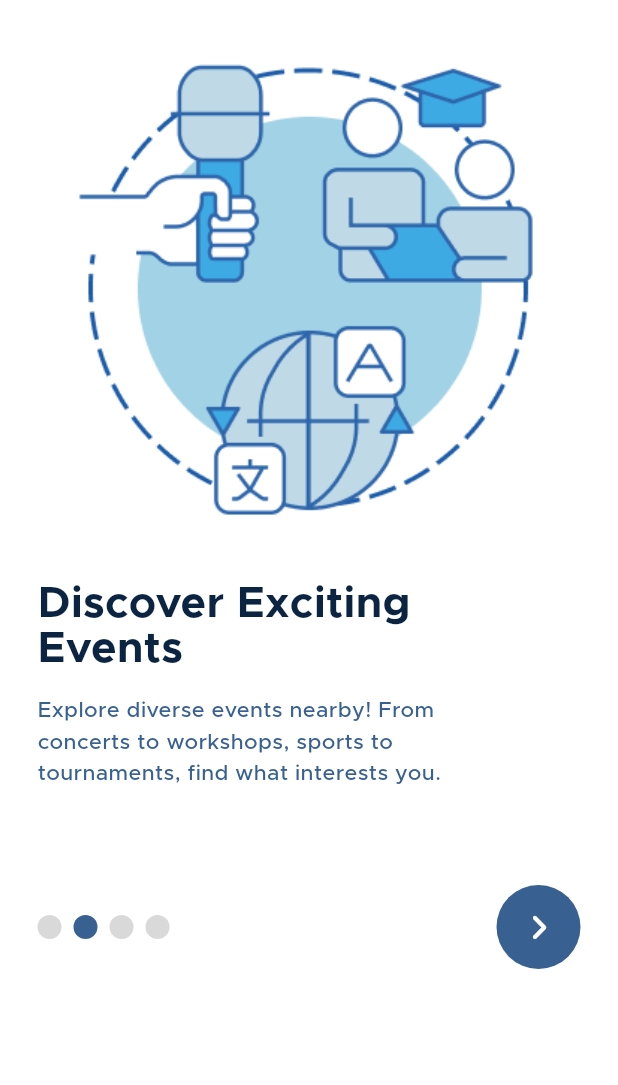
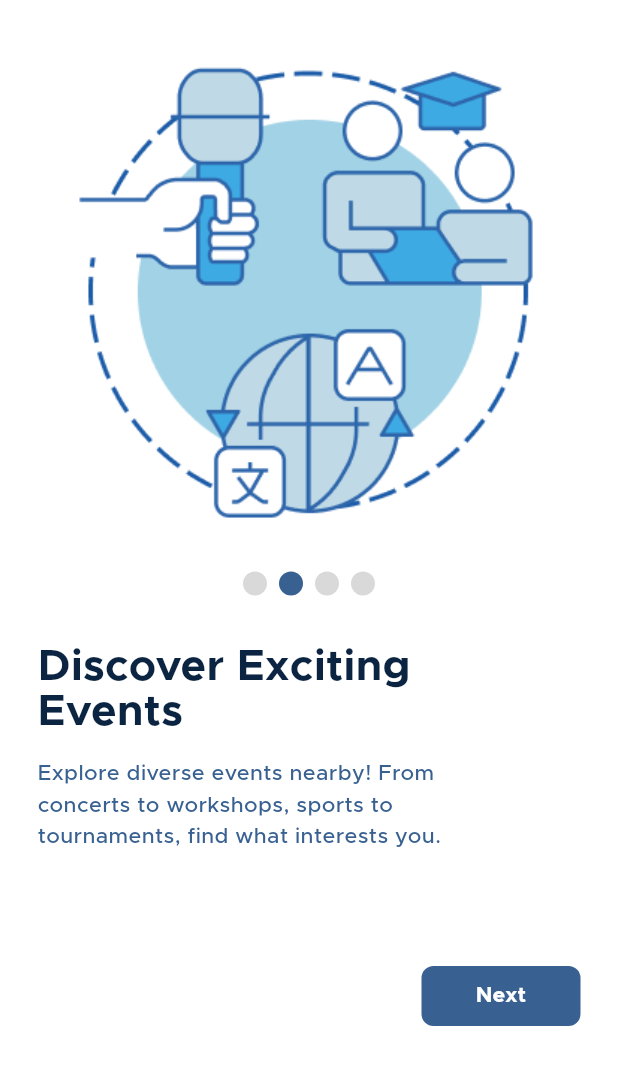
Before and after one commit to Mahmoud-Magdyy/Eventak, a Flutter app: the screen it shows after launch, swiped to page 2, on a phone screen of 412 x 824 dp, the part 69-1154 px from its top. Run offline on Flutter 3.47's test engine with Material 3 defaults, Android fonts, the phone set to English and light mode, and no system bars; drawn by our look-alikes of smooth_page_indicator; our stand-ins replace device_preview, flutter_bloc, flutter_otp_text_field, flutter_svg, get_it, go_router and 1 more.

Commit message:
finish on boarding editing

```diff
--- a/assets/translations/ar.json
+++ b/assets/translations/ar.json
@@ -36,6 +36,7 @@
     "passResetVerification": "التحقق من إعادة تعيين كلمة المرور",
     "passResetVerificationSubTitle": ".أدخل الرمز الذي أرسلناه إليك للتو",
     "send": "ارسل",
+    "next": "التالي",
     "verify": "تحقق",
     "reset": "اعادة تعيين",
     "dontCode": "لم تستلم أي رمز؟",
--- a/assets/translations/en.json
+++ b/assets/translations/en.json
@@ -43,7 +43,8 @@
     "resend": "Resend",
     "alredyHaveAcc": "Already Have An Account?",
     "resetPassword": "Reset\nPassword",
-    "resetPasswordSubTitle": "Enter A New Password Below."
+    "resetPasswordSubTitle": "Enter A New Password Below.",
+    "next":"Next"
 
 
 
--- a/lib/core/utils/app_strings.dart
+++ b/lib/core/utils/app_strings.dart
@@ -25,6 +25,7 @@ abstract class AppStrings {
       send = "send",
       verify = "verify",
       reset = "reset",
+      next = "next",
 
       //!sign in
       pleaseEnterValidEmail = 'please_enter_email',
--- a/lib/features/on_borading/presentation/screens/on_boarding_view.dart
+++ b/lib/features/on_borading/presentation/screens/on_boarding_view.dart
@@ -40,6 +40,7 @@ class _OnBoardingViewState extends State<OnBoardingView> {
                         controller.jumpToPage(3);
                       },
                     ),
+                    const SizedBox(height: 32,),
                     SizedBox(
                       width: double.infinity,
                       child: OnBoardingBody(
@@ -52,7 +53,7 @@ class _OnBoardingViewState extends State<OnBoardingView> {
                       ),
                     ),
                     const SizedBox(
-                      height: 10,
+                      height: 32,
                     ),
                     currentIndex == 3
                         ? Row(
--- a/lib/features/on_borading/presentation/widgets/nav_on_boarding_view.dart
+++ b/lib/features/on_borading/presentation/widgets/nav_on_boarding_view.dart
@@ -1,4 +1,3 @@
-import 'package:eventak/features/on_borading/presentation/widgets/custom_smooth_page_indicator.dart';
 import 'package:eventak/features/on_borading/presentation/widgets/on_boarding_next_button.dart';
 import 'package:flutter/material.dart';
 
@@ -13,9 +12,9 @@ class NavOnBoardingView extends StatelessWidget {
   @override
   Widget build(BuildContext context) {
     return Row(
-      mainAxisAlignment: MainAxisAlignment.spaceBetween,
+      mainAxisAlignment: MainAxisAlignment.end,
       children: [
-        CustomSmoothPageIndicator(controller: controller),
+
         OnBoardingNextButton(
           onPressed: () {
             controller.nextPage(
--- a/lib/features/on_borading/presentation/widgets/on_boarding_app_bar.dart
+++ b/lib/features/on_borading/presentation/widgets/on_boarding_app_bar.dart
@@ -19,6 +19,7 @@ class OnBoardingAppBar extends StatelessWidget {
   final Function()? onTap;
   @override
   Widget build(BuildContext context) {
+    if (currentIndex != 3) {
       return Row(
         mainAxisAlignment: MainAxisAlignment.spaceBetween,
         children: [
@@ -33,21 +34,41 @@ class OnBoardingAppBar extends StatelessWidget {
                   onTap: onTap,
                   child: Text(
                     AppStrings.skip.tr(context),
-                  style:
-                      AppStyles.styleRegular14(context).copyWith(fontSize: 14),
+                    style: AppStyles.styleRegular14(context)
+                        .copyWith(fontSize: 14),
                   ),
                 )
               : GestureDetector(
-                onTap: (){
-                  customReplacementNavigate(context,'/OnBoardingView' );
+                  onTap: () {
+                    customReplacementNavigate(context, '/OnBoardingView');
                   },
                   child: Text(
                     AppStrings.back.tr(context),
-                  style:
-                      AppStyles.styleRegular14(context).copyWith(fontSize: 14),
+                    style: AppStyles.styleRegular14(context)
+                        .copyWith(fontSize: 14),
                   ),
                 )
         ],
       );
+    } else {
+      return Row(
+        mainAxisAlignment: MainAxisAlignment.spaceBetween,
+        children: [
+          GestureDetector(
+            onTap: () {
+              customReplacementNavigate(context, '/OnBoardingView');
+            },
+            child: Text(
+              AppStrings.back.tr(context),
+              style: AppStyles.styleRegular14(context).copyWith(fontSize: 14),
+            ),
+          ),
+          SvgPicture.asset(
+            Assets.imagesSmallLogo,
+            height: 22,
+          ),
+        ],
+      );
     }
   }
+}
--- a/lib/features/on_borading/presentation/widgets/on_boarding_body.dart
+++ b/lib/features/on_borading/presentation/widgets/on_boarding_body.dart
@@ -1,6 +1,7 @@
 import 'package:eventak/core/locale/app_loacl.dart';
 import 'package:eventak/core/utils/app_styles.dart';
 import 'package:eventak/features/on_borading/data/models/on_boarding_model.dart';
+import 'package:eventak/features/on_borading/presentation/widgets/custom_smooth_page_indicator.dart';
 import 'package:flutter/cupertino.dart';
 import 'package:flutter/material.dart';
 import 'package:flutter/widgets.dart';
@@ -22,9 +23,6 @@ class OnBoardingBody extends StatelessWidget {
             return Column(
               crossAxisAlignment: CrossAxisAlignment.start,
               children: [
-                const SizedBox(
-                  height: 30,
-                ),
                 Center(
                   child: FittedBox(
                     child: Container(
@@ -37,6 +35,11 @@ class OnBoardingBody extends StatelessWidget {
                     ),
                   ),
                 ),
+                const SizedBox(
+                  height: 24,
+                ),
+                Center(
+                    child: CustomSmoothPageIndicator(controller: controller)),
                 const SizedBox(
                   height: 32,
                 ),
--- a/lib/features/on_borading/presentation/widgets/on_boarding_next_button.dart
+++ b/lib/features/on_borading/presentation/widgets/on_boarding_next_button.dart
@@ -1,7 +1,9 @@
 
+import 'package:eventak/core/locale/app_loacl.dart';
 import 'package:eventak/core/utils/app_colors.dart';
+import 'package:eventak/core/utils/app_strings.dart';
+import 'package:eventak/core/utils/app_styles.dart';
 import 'package:flutter/material.dart';
-import 'package:font_awesome_flutter/font_awesome_flutter.dart';
 
 class OnBoardingNextButton extends StatelessWidget {
   const OnBoardingNextButton({
@@ -11,21 +13,13 @@ final VoidCallback? onPressed;
   @override
   Widget build(BuildContext context) {
     return Container(
-      height: 56,
-      width: 56,
+      height: 40,
+      width: 106,
       decoration: ShapeDecoration(
           color: AppColors.primaryColor,
           shape:
-              RoundedRectangleBorder(borderRadius: BorderRadius.circular(40))),
-      child: IconButton(
-        onPressed: onPressed,
-        icon:  const Icon(
-          FontAwesomeIcons.angleRight,
-          color: Colors.white,
-          size: 20,
-        ),
-        color: Colors.white,
-      ),
+              RoundedRectangleBorder(borderRadius: BorderRadius.circular(8))),
+      child: TextButton(onPressed: onPressed, child: Text(AppStrings.next.tr(context),style: AppStyles.styleSemiBold18(context),))
     );
   }
 }
```
Lines whose indentation alone changed are shown as unchanged.
